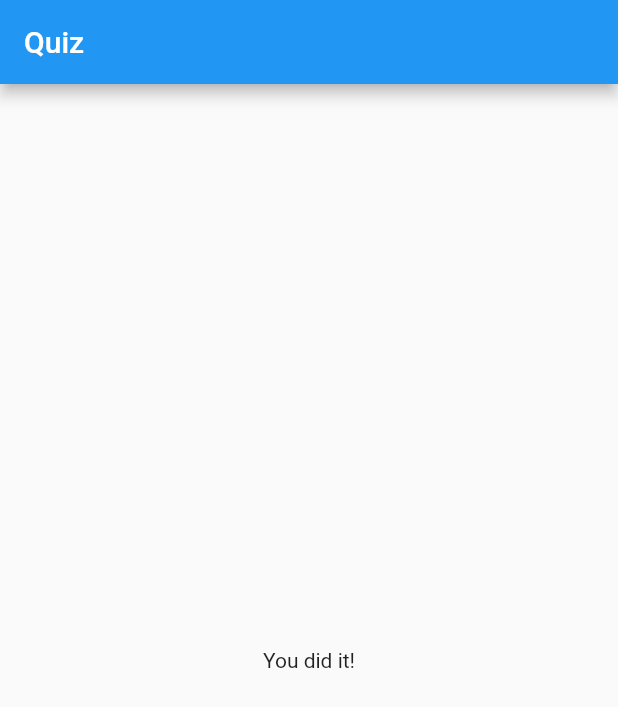
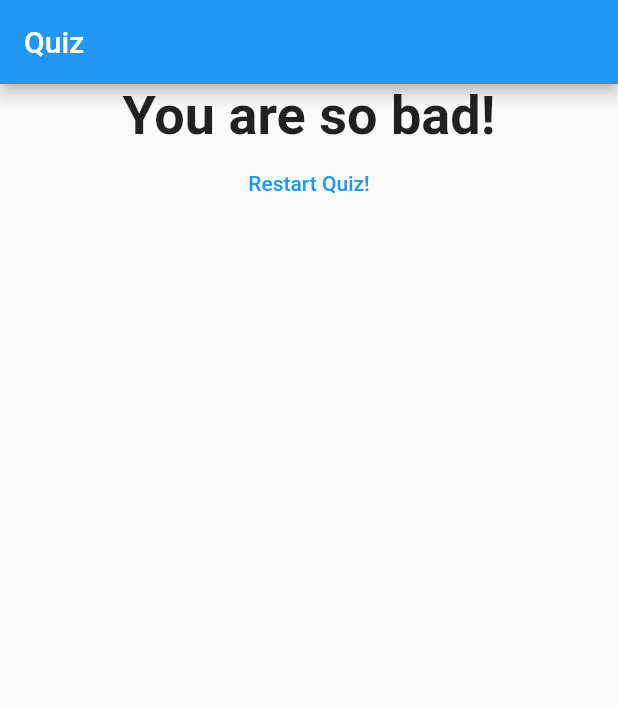
Before and after one commit to TheSandeepRaj/QUIZ-APP, a Flutter app: the screen it shows after launch, after a tap on "Black", after a tap on "Dragon", after a tap on "Cherry", on a phone screen of 412 x 824 dp. Shown: the top 707 px of the screen. Run offline on Flutter 3.47's test engine with Material 2 defaults, Android fonts, the phone set to English and light mode, and no system bars.

Commit message:
First Alpha

```diff
--- a/lib/main.dart
+++ b/lib/main.dart
@@ -18,21 +18,46 @@ class _MyAppState extends State<MyApp> {
   final _questions = const [
     {
       'questionText': 'What is your favorite color?',
-      'answers': ['Black', 'Blue', 'Green', 'White'],
+      'answers': [
+        {'text': 'Black', 'score': 10},
+        {'text': 'Red', 'score': 5},
+        {'text': 'Green', 'score': 3},
+        {'text': 'White', 'score': 1},
+      ],
     },
     {
       'questionText': 'What is your favorite animal?',
-      'answers': ['Rabbit', 'Dragon', 'Dog', 'Cat'],
+      'answers': [
+        {'text': 'Rabbit', 'score': 2},
+        {'text': 'Dragon', 'score': 5},
+        {'text': 'Dog', 'score': 2},
+        {'text': 'Cat', 'score': 1},
+      ],
     },
     {
       'questionText': 'What is your favorite fruit?',
-      'answers': ['Apple', 'Banana', 'Cherry', 'Mango'],
+      'answers': [
+        {'text': 'Apple', 'score': 5},
+        {'text': 'Banana', 'score': 4},
+        {'text': 'Cherry', 'score': 6},
+        {'text': 'Mango', 'score': 6}
+      ],
     },
   ];
 
   var _questionIndex = 0;
+  var _totalScore = 0;
 
-  void _answerQuestion() {
+  void _resetQuiz() {
+    setState(() {
+      _questionIndex = 0;
+      _totalScore = 0;
+    });
+  }
+
+  void _answerQuestion(int score) {
+    _totalScore += score;
+
     setState(() {
       _questionIndex = _questionIndex + 1;
     });
@@ -57,7 +82,7 @@ class _MyAppState extends State<MyApp> {
                 questionIndex: _questionIndex,
                 questions: _questions,
               )
-            : Result(),
+            : Result(_totalScore, _resetQuiz),
       ),
     );
   }
--- a/lib/question.dart
+++ b/lib/question.dart
@@ -14,6 +14,7 @@ class Question extends StatelessWidget {
         questionText,
         style: TextStyle(fontSize: 20),
         textAlign: TextAlign.center,
-        ));
+      ),
+    );
   }
 }
--- a/lib/quiz.dart
+++ b/lib/quiz.dart
@@ -8,10 +8,11 @@ class Quiz extends StatelessWidget {
   final int questionIndex;
   final Function answerQuestion;
 
-  Quiz(
-      {@required this.questions,
-      @required this.answerQuestion,
-      @required this.questionIndex});
+  Quiz({
+    @required this.questions,
+    @required this.answerQuestion,
+    @required this.questionIndex,
+  });
 
   @override
   Widget build(BuildContext context) {
@@ -20,8 +21,9 @@ class Quiz extends StatelessWidget {
         Question(
           questions[questionIndex]['questionText'],
         ),
-        ...(questions[questionIndex]['answers'] as List<String>).map((answer) {
-          return Answer(answerQuestion, answer);
+        ...(questions[questionIndex]['answers'] as List<Map<String, Object>>)
+            .map((answer) {
+          return Answer(() => answerQuestion(answer['score']), answer['text']);
         }).toList()
       ],
     );
--- a/lib/result.dart
+++ b/lib/result.dart
@@ -1,10 +1,44 @@
 import 'package:flutter/material.dart';
 
 class Result extends StatelessWidget {
+  final int resultScore;
+  final Function resetHandler;
+
+  Result(this.resultScore, this.resetHandler);
+
+  String get resultPhrase {
+    String resultText;
+    if (resultScore <= 8) {
+      resultText = 'You are awesome and innocent!';
+    } else if (resultScore <= 12) {
+      resultText = 'Pretty likeable!';
+    } else if (resultScore <= 16) {
+      resultText = 'You are ... strange?!';
+    } else {
+      resultText = 'You are so bad!';
+    }
+    return resultText;
+  }
+
   @override
   Widget build(BuildContext context) {
     return Center(
-      child: Text('You did it!'),
+      child: Column(
+        children: <Widget>[
+          Text(
+            resultPhrase,
+            style: TextStyle(fontSize: 36, fontWeight: FontWeight.bold),
+            textAlign: TextAlign.center,
+          ),
+          FlatButton(
+            child: Text(
+              'Restart Quiz!',
+            ),
+            textColor: Colors.blue,
+            onPressed: resetHandler,
+          ),
+        ],
+      ),
     );
   }
 }
```
Lines whose indentation alone changed are shown as unchanged.
